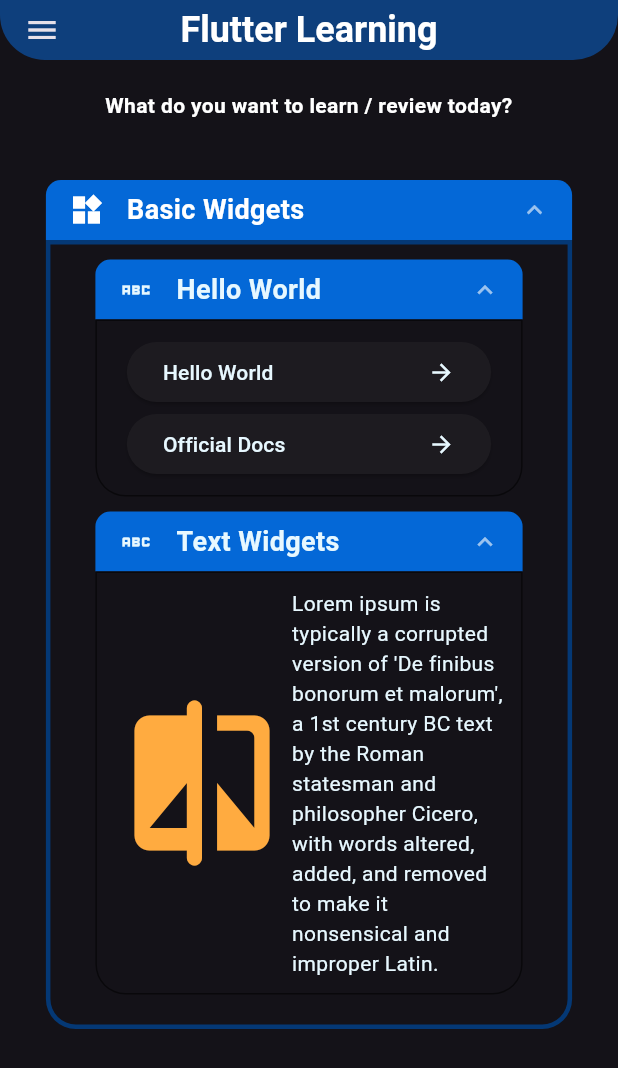
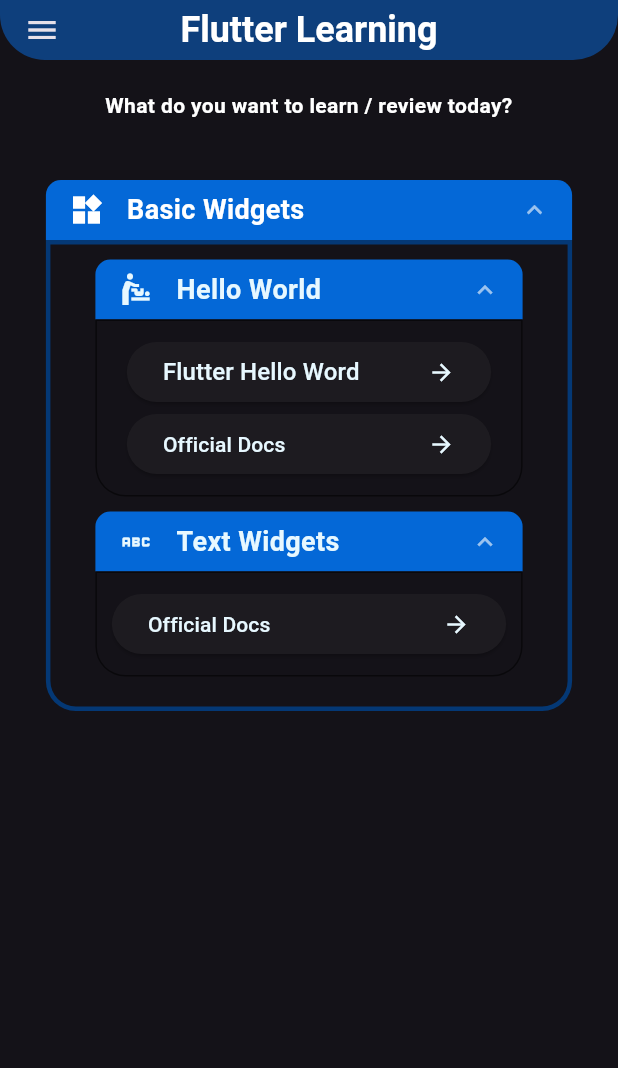
Before and after one commit to kaiqueBellmont/flutter_concept_practices, a Flutter app: the screen it shows after launch, after a tap on "Official Docs", on a phone screen of 412 x 824 dp. Shown: the top 1068 px of the screen. Run offline on Flutter 3.47's test engine with Material 3 defaults, Android fonts, the phone set to English and light mode, and no system bars; drawn by our look-alikes of accordion.

Commit message:
url laucher working

```diff
--- a/lib/components/custom_accordion.dart
+++ b/lib/components/custom_accordion.dart
@@ -1,6 +1,13 @@
 import 'package:flutter/material.dart';
 import 'package:accordion/accordion.dart';
 import 'package:accordion/controllers.dart';
+import 'package:url_launcher/url_launcher.dart';
+
+Future<void> _launchUrl(url) async {
+  if (!await launchUrl(url)) {
+    throw Exception('Could not launch $url');
+  }
+}
 
 class CustomAccordion extends StatelessWidget {
   final String title;
@@ -81,7 +88,7 @@ class CustomAccordionSection extends StatelessWidget {
       children: [
         AccordionSection(
           isOpen: true,
-          leftIcon: Icon(Icons.abc_sharp, color: Theme.of(context).splashColor),
+          leftIcon: Icon(Icons.baby_changing_station, color: Theme.of(context).splashColor),
           headerBackgroundColor: Theme.of(context).primaryColor,
           headerBackgroundColorOpened: Theme.of(context).hintColor,
           header: const Text('Hello World', style: headerStyle),
@@ -89,15 +96,26 @@ class CustomAccordionSection extends StatelessWidget {
             crossAxisAlignment: CrossAxisAlignment.stretch,
             children: [
               ElevatedButton(
+                onPressed: () {},
                 style: ElevatedButton.styleFrom(
                   foregroundColor: Theme.of(context).splashColor,
                 ),
-                onPressed: () {},
-                child: const Row(
+                child: Row(
                   mainAxisAlignment: MainAxisAlignment.spaceBetween,
                   children: [
-                    Text('Hello World'),
-                    Icon(Icons.arrow_forward),
+                    Flexible(
+                      child: FittedBox(
+                        fit: BoxFit.scaleDown,
+                        child: Text(
+                          'Flutter Hello Word',
+                          style: TextStyle(
+                            fontSize: 16,
+                            color: Theme.of(context).splashColor,
+                          ), // Defina o tamanho da fonte inicial
+                        ),
+                      ),
+                    ),
+                    const Icon(Icons.arrow_forward),
                   ],
                 ),
               ),
@@ -106,13 +124,13 @@ class CustomAccordionSection extends StatelessWidget {
                   foregroundColor: Theme.of(context).splashColor,
                 ),
                 onPressed: () {
-                  // Adicione aqui o código que deseja executar quando o botão 3 for pressionado
+                  _launchUrl(Uri.parse('https://docs.flutter.dev/ui'));
                 },
                 child: const Row(
                   mainAxisAlignment: MainAxisAlignment.spaceBetween,
                   children: [
                     Text('Official Docs'),
-                    Icon(Icons.arrow_forward), // Ícone que será exibido à direita do botão
+                    Icon(Icons.arrow_forward),
                   ],
                 ),
               ),
@@ -128,11 +146,20 @@ class CustomAccordionSection extends StatelessWidget {
           headerBackgroundColor: Theme.of(context).primaryColor,
           headerBackgroundColorOpened: Theme.of(context).hintColor,
           contentBorderColor: Colors.black54,
-          content: const Row(
-            children: [
-              Icon(Icons.compare_rounded, size: 120, color: Colors.orangeAccent),
-              Flexible(flex: 1, child: Text(loremIpsum, style: contentStyle)),
-            ],
+          content: ElevatedButton(
+            style: ElevatedButton.styleFrom(
+              foregroundColor: Theme.of(context).splashColor,
+            ),
+            onPressed: () {
+              _launchUrl(Uri.parse('https://docs.flutter.dev/development/ui/widgets/text'));
+            },
+            child: const Row(
+              mainAxisAlignment: MainAxisAlignment.spaceBetween,
+              children: [
+                Text('Official Docs'),
+                Icon(Icons.arrow_forward), // Ícone que será exibido à direita do botão
+              ],
+            ),
           ),
         ),
       ],
--- a/pubspec.yaml
+++ b/pubspec.yaml
@@ -36,6 +36,7 @@ dependencies:
   # Use with the CupertinoIcons class for iOS style icons.
   cupertino_icons: ^1.0.2
   accordion: ^2.6.0
+  url_launcher: ^6.0.12
 
 dev_dependencies:
   flutter_test:
```
Also changed, not shown: 6 other files.
